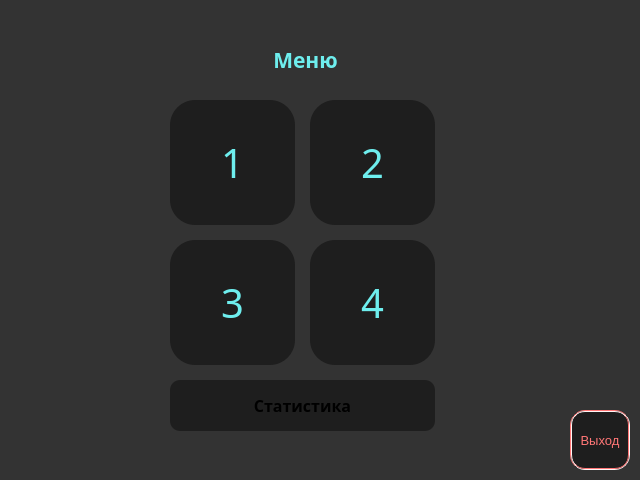
Before: the Qt Designer form Frontend/mainmenuwidget.ui in Svyatofslav/project-TiMP, drawn with Qt 5.
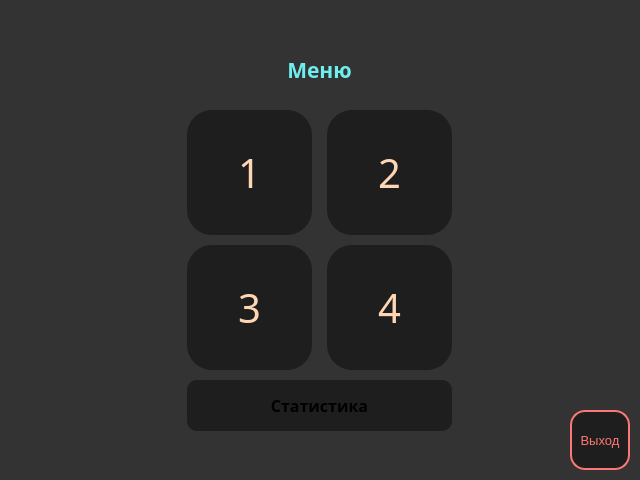
After: the same form once the commit is applied.

Diff of the .ui file:
```diff
--- a/Frontend/mainmenuwidget.ui
+++ b/Frontend/mainmenuwidget.ui
@@ -19,7 +19,7 @@
   <widget class="QPushButton" name="btnStats">
    <property name="geometry">
     <rect>
-     <x>170</x>
+     <x>187</x>
      <y>380</y>
      <width>265</width>
      <height>51</height>
@@ -44,8 +44,8 @@
   <widget class="QPushButton" name="btnTask1">
    <property name="geometry">
     <rect>
-     <x>170</x>
-     <y>100</y>
+     <x>187</x>
+     <y>110</y>
      <width>125</width>
      <height>125</height>
     </rect>
@@ -84,7 +84,7 @@
     <string notr="true">/*Кнопка*/;
 border-radius: 25px;
 background-color: rgb(30, 30, 30);
-color: #6eeeee;</string>
+color: #FFD6B4;</string>
    </property>
    <property name="text">
     <string>1</string>
@@ -96,9 +96,9 @@
   <widget class="QLabel" name="label">
    <property name="geometry">
     <rect>
-     <x>180</x>
-     <y>30</y>
-     <width>251</width>
+     <x>187</x>
+     <y>40</y>
+     <width>265</width>
      <height>60</height>
     </rect>
    </property>
@@ -122,8 +122,8 @@
   <widget class="QPushButton" name="btnTask2">
    <property name="geometry">
     <rect>
-     <x>310</x>
-     <y>100</y>
+     <x>327</x>
+     <y>110</y>
      <width>125</width>
      <height>125</height>
     </rect>
@@ -138,7 +138,7 @@
     <string notr="true">/*Кнопка*/;
 border-radius: 25px;
 background-color: rgb(30, 30, 30);
-color: #6eeeee;</string>
+color: #FFD6B4;</string>
    </property>
    <property name="text">
     <string>2</string>
@@ -147,8 +147,8 @@
   <widget class="QPushButton" name="btnTask4">
    <property name="geometry">
     <rect>
-     <x>310</x>
-     <y>240</y>
+     <x>327</x>
+     <y>245</y>
      <width>125</width>
      <height>125</height>
     </rect>
@@ -169,7 +169,7 @@
     <string notr="true">/*Кнопка*/;
 border-radius: 25px;
 background-color: rgb(30, 30, 30);
-color: #6eeeee;</string>
+color: #FFD6B4;</string>
    </property>
    <property name="text">
     <string>4</string>
@@ -178,8 +178,8 @@
   <widget class="QPushButton" name="btnTask3">
    <property name="geometry">
     <rect>
-     <x>170</x>
-     <y>240</y>
+     <x>187</x>
+     <y>245</y>
      <width>125</width>
      <height>125</height>
     </rect>
@@ -194,7 +194,7 @@
     <string notr="true">/*Кнопка*/;
 border-radius: 25px;
 background-color: rgb(30, 30, 30);
-color: #6eeeee;</string>
+color: #FFD6B4;</string>
    </property>
    <property name="text">
     <string>3</string>
@@ -220,13 +220,10 @@
    </property>
    <property name="styleSheet">
     <string notr="true">/*Выход*/;
-border: 2px groove #ff7676;
+border: 2px solid #ff7676;
 border-radius: 15px;
 background-color: rgb(30,30,30);
-color: #FF7676;
-
-
-</string>
+color: #FF7676;</string>
    </property>
    <property name="text">
     <string>Выход</string>
```
